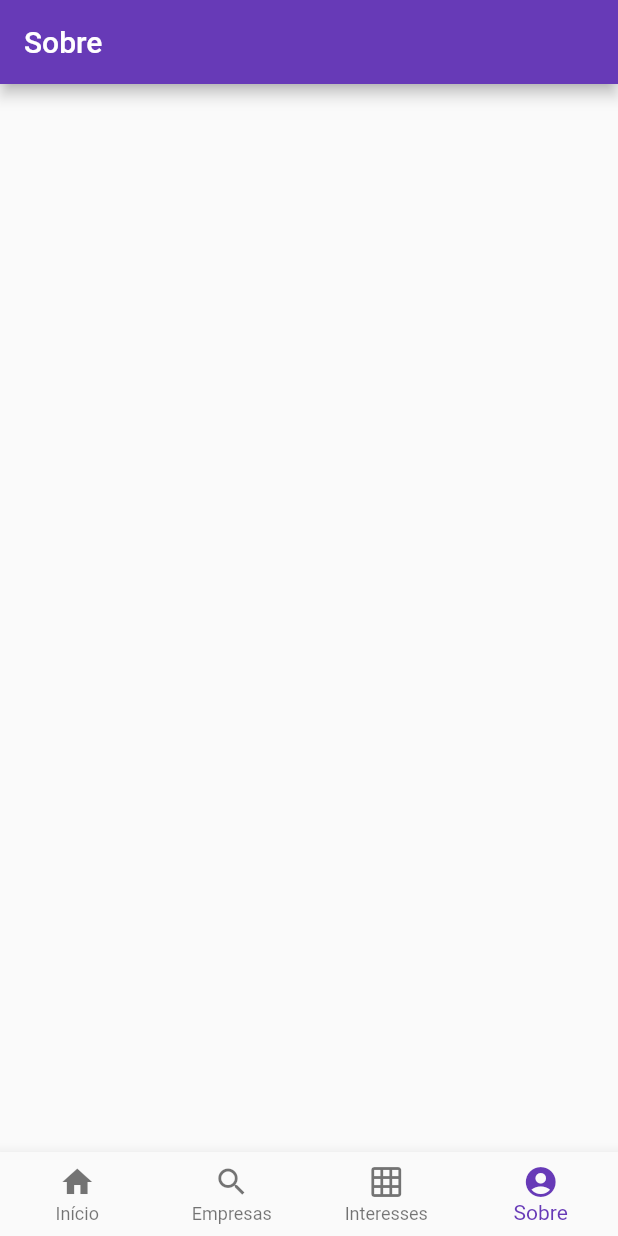
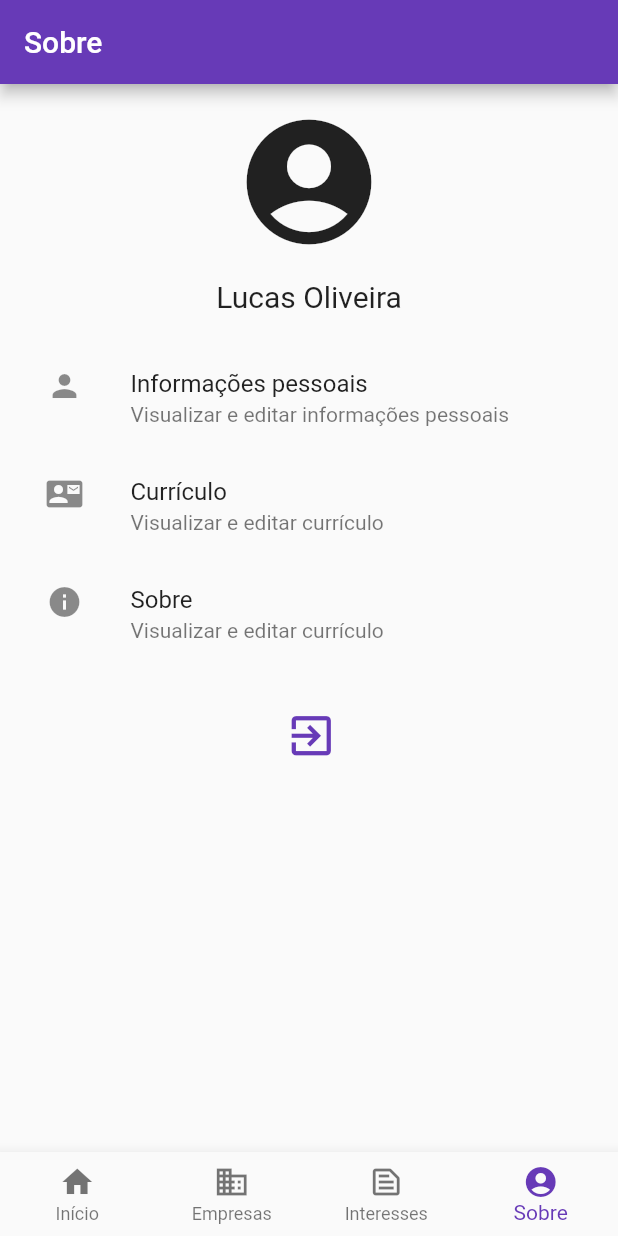
Before and after one commit to lucasoliveirasouza/Mural-de-estagio, a Flutter app: the screen it shows once a user with an empty profile is signed in, item 4 of the bottom bar chosen, on a phone screen of 412 x 824 dp. Run offline on Flutter 3.47's test engine with Material 2 defaults, Android fonts, the phone set to English and light mode, and no system bars; our stand-ins replace cloud_firestore, firebase_auth, firebase_core, material_design_icons_flutter; accounts and stored records are empty.

Commit message:
criar tela de sobre #10

```diff
--- a/lib/views/home/home.dart
+++ b/lib/views/home/home.dart
@@ -1,4 +1,5 @@
 import 'package:flutter/material.dart';
+import 'package:material_design_icons_flutter/material_design_icons_flutter.dart';
 import 'package:mural_estagio/services/auth_service.dart';
 import 'package:mural_estagio/views/empresa/empresa_lista.dart';
 import 'package:mural_estagio/views/interesse/interesse_lista.dart';
@@ -47,11 +48,11 @@ class _HomeViewState extends State<HomeView> {
               label: "Início"
           ),
           BottomNavigationBarItem(
-              icon: Icon(Icons.search),
+              icon: Icon(Icons.domain),
               label: "Empresas"
           ),
           BottomNavigationBarItem(
-              icon: Icon(Icons.grid_on),
+              icon: Icon(Icons.text_snippet_outlined),
               label: "Interesses"
           ),
           BottomNavigationBarItem(
--- a/lib/views/sobre/sobre.dart
+++ b/lib/views/sobre/sobre.dart
@@ -1,4 +1,5 @@
 import 'package:flutter/material.dart';
+import 'package:mural_estagio/services/auth_service.dart';
 
 class SobreView extends StatefulWidget {
   const SobreView({Key? key}) : super(key: key);
@@ -14,6 +15,71 @@ class _SobreViewState extends State<SobreView> {
       appBar: AppBar(
         title: Text("Sobre"),
       ),
+      body: Container(
+        padding: EdgeInsets.all(15),
+        child: ListView(
+          children: [
+            SizedBox(
+              width: 100,
+              height: 100,
+              child: Center(
+                child: Icon(
+                  Icons.account_circle,
+                  size: 100,
+                ),
+              ),
+            ),
+            SizedBox(
+              height: 15,
+            ),
+            Container(
+              child: Center(
+                child: Text(
+                  "Lucas Oliveira",
+                  style: TextStyle(
+                    fontSize: 20,
+                  ),
+                ),
+              ),
+            ),
+            SizedBox(
+              height: 20,
+            ),
+            ListTile(
+              leading: Icon(Icons.person),
+              title: Text("Informações pessoais"),
+              subtitle: Text("Visualizar e editar informações pessoais"),
+            ),
+            ListTile(
+              leading: Icon(Icons.contact_mail),
+              title: Text("Currículo"),
+              subtitle: Text("Visualizar e editar currículo"),
+            ),
+            ListTile(
+              leading: Icon(Icons.info),
+              title: Text("Sobre"),
+              subtitle: Text("Visualizar e editar currículo"),
+            ),
+            SizedBox(
+              height: 20,
+            ),
+            Container(
+              child: Center(
+                child: IconButton(
+                  color: Colors.deepPurple,
+                  onPressed: () {
+                    AuthService().logout();
+                  },
+                  icon: Icon(
+                    Icons.exit_to_app,
+                    size: 35,
+                  ),
+                ),
+              ),
+            ),
+          ],
+        ),
+      ),
     );
   }
 }
```
Also changed, not shown: pubspec.yaml (+5 -2 lines), pubspec.lock.
